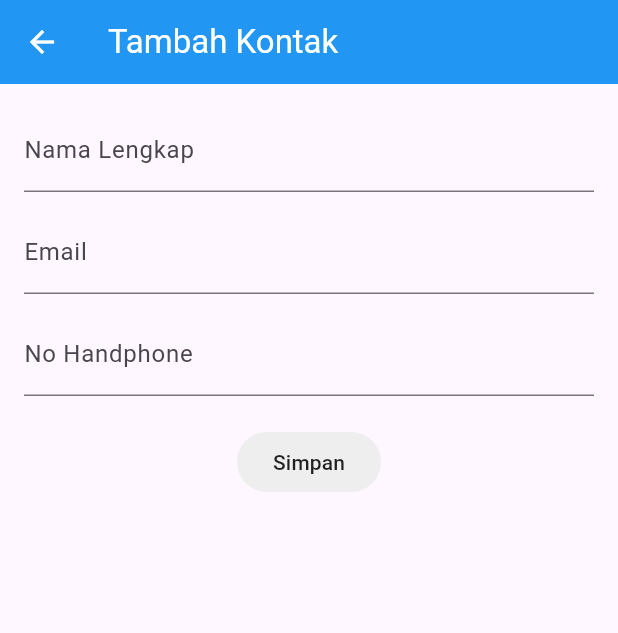
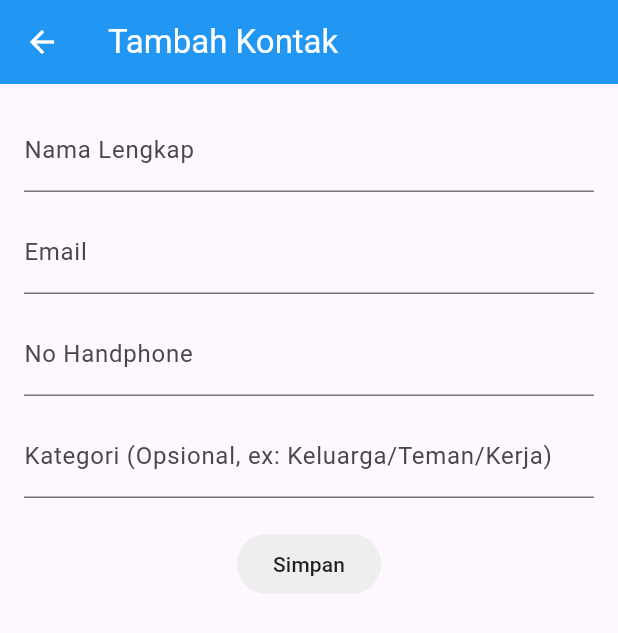
Before and after one commit to salmanalfarizib1125/salmanbshen_bukukontak, a Flutter app: the TambahKontakPage screen opened directly, on a phone screen of 412 x 824 dp. Shown: the top 633 px of the screen. Run offline on Flutter 3.47's test engine with Material 3 defaults, Android fonts, the phone set to English and light mode, and no system bars.

Commit message:
Menambah Kategori Kontak

```diff
--- a/lib/main.dart
+++ b/lib/main.dart
@@ -20,22 +20,24 @@ class BukuKontakApp extends StatelessWidget {
   }
 }
 
-// Model data untuk menyimpan informasi kontak dan status favoritnya
+// TUGAS 4: Properti kategori bertipe nullable (String?)
 class Kontak {
   final String nama;
   final String email;
   final String noHp;
+  final String? kategori; // Properti nullable opsional
   bool isFavorit;
 
   Kontak({
     required this.nama,
     required this.email,
     required this.noHp,
+    this.kategori, // Opsional di constructor
     this.isFavorit = false,
   });
 }
 
-// Global list untuk menyimpan daftar kontak agar dapat diakses di berbagai halaman
+// Global list untuk menyimpan daftar kontak
 List<Kontak> globalDaftarKontak = [];
 
 class BerandaPage extends StatefulWidget {
@@ -62,7 +64,6 @@ class _BerandaPageState extends State<BerandaPage> with SingleTickerProviderStat
 
   @override
   Widget build(BuildContext context) {
-    // Menyaring daftar kontak yang berstatus favorit untuk ditampilkan di tab Favorit
     List<Kontak> daftarFavorit = globalDaftarKontak.where((k) => k.isFavorit).toList();
 
     return Scaffold(
@@ -108,7 +109,7 @@ class _BerandaPageState extends State<BerandaPage> with SingleTickerProviderStat
                   context,
                   MaterialPageRoute(builder: (context) => const TambahKontakPage()),
                 ).then((_) {
-                  setState(() {}); // Memperbarui tampilan saat kembali dari halaman tambah
+                  setState(() {});
                 });
               },
             ),
@@ -144,14 +145,11 @@ class _BerandaPageState extends State<BerandaPage> with SingleTickerProviderStat
                   itemCount: globalDaftarKontak.length,
                   itemBuilder: (context, index) {
                     final kontak = globalDaftarKontak[index];
-
-                    // TUGAS 3: Mengambil inisial huruf pertama nama (huruf kapital)
                     final String inisial = kontak.nama.isNotEmpty
                         ? kontak.nama[0].toUpperCase()
                         : '?';
 
                     return ListTile(
-                      // TUGAS 3: Mengubah Icon menjadi CircleAvatar berinisial
                       leading: CircleAvatar(
                         backgroundColor: Colors.blue,
                         child: Text(
@@ -166,9 +164,11 @@ class _BerandaPageState extends State<BerandaPage> with SingleTickerProviderStat
                         kontak.nama,
                         style: const TextStyle(fontWeight: FontWeight.bold),
                       ),
-                      subtitle: Text('${kontak.email}\n${kontak.noHp}'),
+                      // TUGAS 4: Menggunakan null-aware operator (??)[cite: 1]
+                      subtitle: Text(
+                        'Email: ${kontak.email}\nNo HP: ${kontak.noHp}\nKategori: ${kontak.kategori ?? 'Tanpa kategori'}',
+                      ),
                       isThreeLine: true,
-                      // Tombol bintang interaktif untuk mengubah status favorit
                       trailing: IconButton(
                         icon: Icon(
                           kontak.isFavorit ? Icons.star : Icons.star_border,
@@ -191,14 +191,11 @@ class _BerandaPageState extends State<BerandaPage> with SingleTickerProviderStat
                   itemCount: daftarFavorit.length,
                   itemBuilder: (context, index) {
                     final kontak = daftarFavorit[index];
-
-                    // TUGAS 3: Inisial untuk tab favorit
                     final String inisial = kontak.nama.isNotEmpty
                         ? kontak.nama[0].toUpperCase()
                         : '?';
 
                     return ListTile(
-                      // TUGAS 3: CircleAvatar inisial untuk tab favorit
                       leading: CircleAvatar(
                         backgroundColor: Colors.amber,
                         child: Text(
@@ -213,7 +210,10 @@ class _BerandaPageState extends State<BerandaPage> with SingleTickerProviderStat
                         kontak.nama,
                         style: const TextStyle(fontWeight: FontWeight.bold),
                       ),
-                      subtitle: Text('${kontak.email}\n${kontak.noHp}'),
+                      // TUGAS 4: Operator null-aware pada daftar favorit[cite: 1]
+                      subtitle: Text(
+                        'Email: ${kontak.email}\nNo HP: ${kontak.noHp}\nKategori: ${kontak.kategori ?? 'Tanpa kategori'}',
+                      ),
                       isThreeLine: true,
                       trailing: const Icon(Icons.star, color: Colors.amber),
                     );
@@ -249,12 +249,15 @@ class _TambahKontakPageState extends State<TambahKontakPage> {
   final TextEditingController _namaController = TextEditingController();
   final TextEditingController _emailController = TextEditingController();
   final TextEditingController _noHpController = TextEditingController();
+  // TUGAS 4: Controller untuk input Kategori[cite: 1]
+  final TextEditingController _kategoriController = TextEditingController();
 
   @override
   void dispose() {
     _namaController.dispose();
     _emailController.dispose();
     _noHpController.dispose();
+    _kategoriController.dispose();
     super.dispose();
   }
 
@@ -268,10 +271,13 @@ class _TambahKontakPageState extends State<TambahKontakPage> {
             nama: _namaController.text,
             email: _emailController.text,
             noHp: _noHpController.text,
+            // TUGAS 4: Jika input kategori kosong, simpan sebagai null[cite: 1]
+            kategori: _kategoriController.text.trim().isEmpty
+                ? null
+                : _kategoriController.text.trim(),
           ),
         );
       });
-      // Kembali ke halaman sebelumnya setelah berhasil menyimpan
       Navigator.pop(context);
     }
   }
@@ -286,6 +292,7 @@ class _TambahKontakPageState extends State<TambahKontakPage> {
       ),
       body: Padding(
         padding: const EdgeInsets.all(16.0),
+        child: SingleChildScrollView(
           child: Column(
             children: <Widget>[
               TextField(
@@ -304,6 +311,14 @@ class _TambahKontakPageState extends State<TambahKontakPage> {
                 keyboardType: TextInputType.phone,
                 decoration: const InputDecoration(labelText: 'No Handphone'),
               ),
+              const SizedBox(height: 12),
+              // TUGAS 4: Input Kategori opsional[cite: 1]
+              TextField(
+                controller: _kategoriController,
+                decoration: const InputDecoration(
+                  labelText: 'Kategori (Opsional, ex: Keluarga/Teman/Kerja)',
+                ),
+              ),
               const SizedBox(height: 20),
               ElevatedButton(
                 style: ElevatedButton.styleFrom(
@@ -320,11 +335,12 @@ class _TambahKontakPageState extends State<TambahKontakPage> {
             ],
           ),
         ),
+      ),
     );
   }
 }
 
-// Halaman Tentang (Profil Diri dengan Foto)
+// Halaman Tentang Profil Diri
 class TentangPage extends StatelessWidget {
   const TentangPage({super.key});
 
```
Lines whose indentation alone changed are shown as unchanged.
